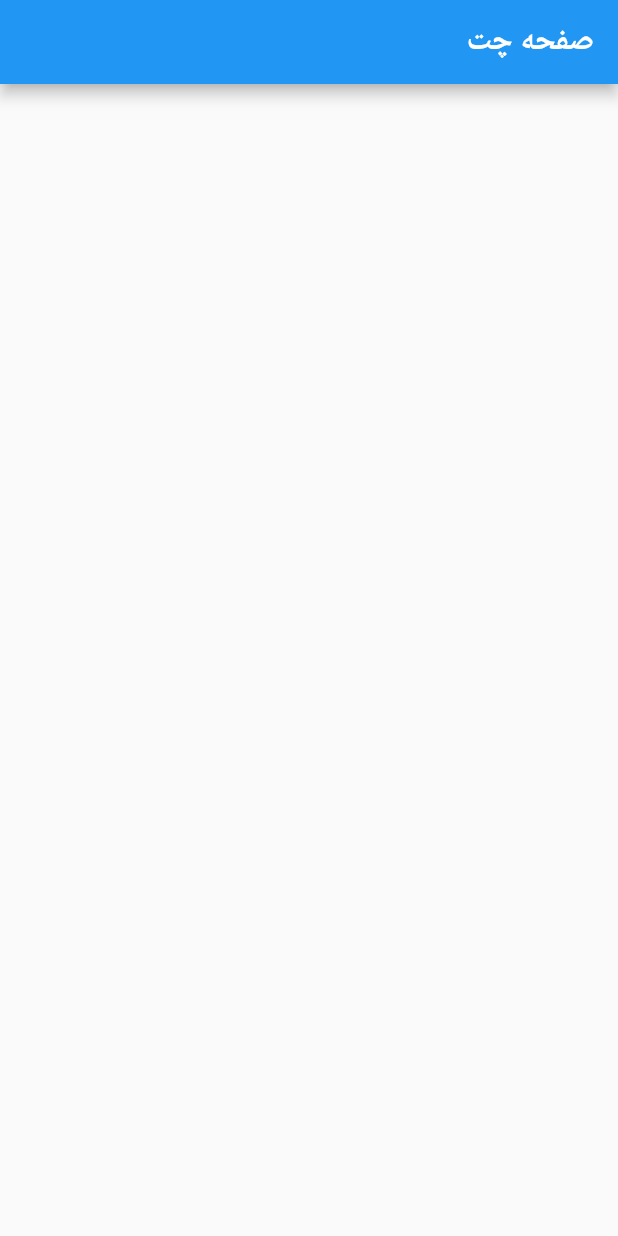
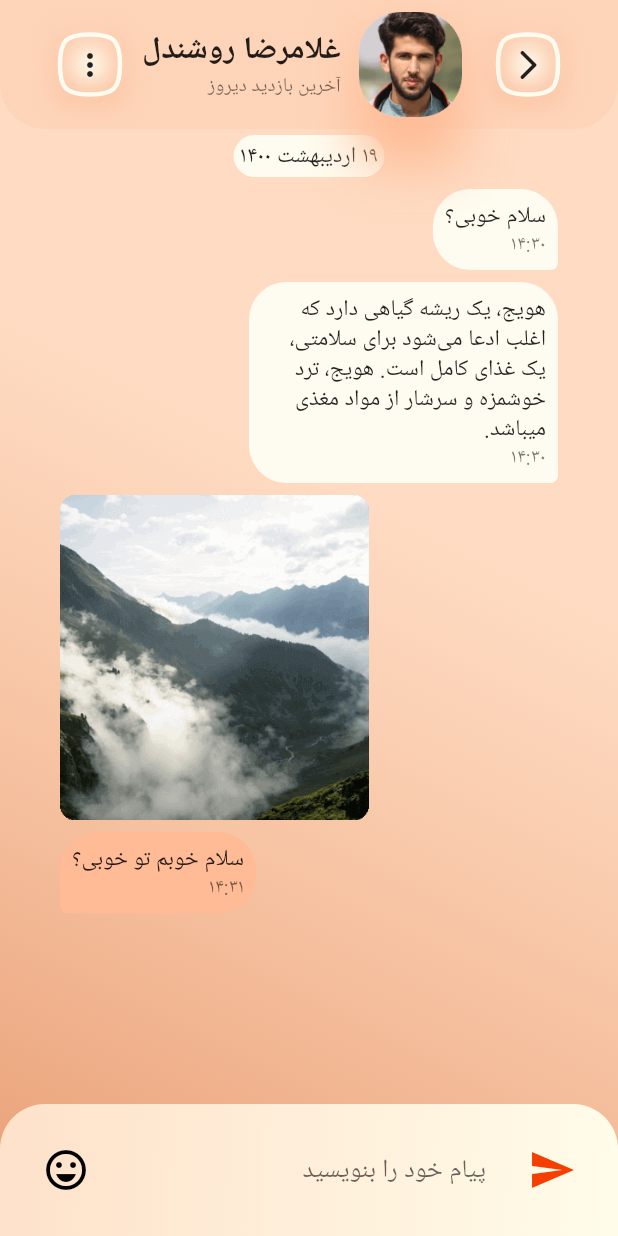
Before and after one commit to MahdiArabpour/chat_design, a Flutter app: the screen it shows after launch, on a phone screen of 412 x 824 dp. Run offline on Flutter 3.47's test engine with Material 2 defaults, Android fonts, the phone set to English and light mode, and no system bars.

Commit message:
designed chat page without all details

```diff
--- a/assets/lang/fa.json
+++ b/assets/lang/fa.json
@@ -1,3 +1,6 @@
 {
-  "chat_page": "صفحه چت"
+  "chat_page": "صفحه چت",
+  "person_name": "غلامرضا روشندل",
+  "enter_message": "پیام خود را بنویسید",
+  "last_seen": "آخرین بازدید دیروز"
 }
--- /dev/null
+++ b/lib/features/chat/domain/entities/message.dart
@@ -0,0 +1,15 @@
+class Message {
+  final String? text;
+  final String? date;
+  final String? imagePath;
+  final bool? isMyMessage;
+  final String? time;
+
+  const Message({
+    this.text,
+    this.imagePath,
+    this.isMyMessage,
+    this.time,
+    this.date,
+  });
+}
--- /dev/null
+++ b/lib/features/chat/presentation/global/themes/app_themes.dart
@@ -0,0 +1,53 @@
+import 'package:flutter/material.dart';
+
+abstract class AppThemes {
+  static const primaryColor = Color(0xfff63e01);
+  static const primaryVariant = Color(0xffac2f06);
+  static const accentColor = Color(0xfffebb95);
+  static const secondaryVariant = Color(0xffe79d73);
+  static const errorColor = Color(0xfffa675c);
+  static const backgroundColor = Color(0xfffefcf0);
+  static const scaffoldBackgroundColor = backgroundColor;
+
+  static ThemeData _baseTheme({
+    Brightness brightness = Brightness.light,
+    bool persianFont = true,
+  }) =>
+      ThemeData(
+        brightness: brightness,
+        colorScheme: ColorScheme(
+          primary: primaryColor,
+          primaryVariant: primaryVariant,
+          secondary: accentColor,
+          secondaryVariant: secondaryVariant,
+          surface: scaffoldBackgroundColor,
+          background: backgroundColor,
+          error: errorColor,
+          onPrimary: Colors.white,
+          onSecondary: Colors.black,
+          onSurface: primaryColor,
+          onBackground: primaryColor,
+          onError: Colors.white,
+          brightness: brightness,
+        ),
+        shadowColor: accentColor,
+        errorColor: errorColor,
+        backgroundColor: backgroundColor,
+        disabledColor: backgroundColor,
+        scaffoldBackgroundColor: scaffoldBackgroundColor,
+        splashColor: Colors.black12,
+        canvasColor: scaffoldBackgroundColor,
+      );
+
+  /// light theme
+  static ThemeData light = _baseTheme();
+
+  static ThemeData englishTheme = _baseTheme(
+    persianFont: false,
+  );
+
+  /// dark theme
+  static ThemeData dark = _baseTheme(
+    brightness: Brightness.dark,
+  );
+}
--- /dev/null
+++ b/lib/features/chat/presentation/global/widgets/blur_filter.dart
@@ -0,0 +1,38 @@
+import 'dart:ui';
+
+import 'package:flutter/material.dart';
+
+class BlurFilter extends StatelessWidget {
+  final Color? color;
+  final double? opacity;
+  final BorderRadius? borderRadius;
+  final EdgeInsetsGeometry? padding;
+  final Widget child;
+  final bool blur;
+
+  const BlurFilter({
+    Key? key,
+    this.color,
+    this.opacity,
+    this.borderRadius,
+    this.padding,
+    required this.child, this.blur = true,
+  }) : super(key: key);
+
+  @override
+  Widget build(BuildContext context) {
+    final themeData = Theme.of(context);
+    return blur ? BackdropFilter(
+      filter: ImageFilter.blur(sigmaX: 0, sigmaY: 0),
+      child: Container(
+        decoration: BoxDecoration(
+          color: (color ?? themeData.colorScheme.secondary)
+              .withOpacity(opacity ?? 0.2),
+          borderRadius: borderRadius,
+        ),
+        padding: padding,
+        child: child,
+      ),
+    ) : child;
+  }
+}
--- /dev/null
+++ b/lib/features/chat/presentation/global/widgets/dismissible_focus.dart
@@ -0,0 +1,28 @@
+import 'package:flutter/material.dart';
+
+class DismissibleFocus extends StatelessWidget {
+  final Widget? child;
+
+  /// Focused widget in this widget will be unfocused on touch outside of unfocusable widgets
+  const DismissibleFocus({
+    Key? key,
+    this.child,
+  }) : super(key: key);
+
+  @override
+  Widget build(BuildContext context) {
+    return GestureDetector(
+      behavior: HitTestBehavior.opaque,
+      onTap: () => dismissFocus(context),
+      child: child,
+    );
+  }
+}
+
+void dismissFocus(BuildContext context) {
+  FocusScopeNode currentFocus = FocusScope.of(context);
+  if (!currentFocus.hasPrimaryFocus) {
+    currentFocus
+        .unfocus(); // Dismiss keyboard on touch outside of focusable widgets.
+  }
+}
--- /dev/null
+++ b/lib/features/chat/presentation/global/widgets/my_app_bar.dart
@@ -0,0 +1,109 @@
+import 'dart:ui';
+
+import 'package:chat_design/features/chat/presentation/global/widgets/blur_filter.dart';
+import 'package:chat_design/features/chat/presentation/global/widgets/my_button.dart';
+import 'package:flutter/material.dart';
+
+class MyAppBar extends StatelessWidget implements PreferredSizeWidget {
+  final List<Widget>? actions;
+  final Widget? profileImg;
+  final String? title;
+  final String? subtitle;
+  final bool? backButton;
+  final bool blur;
+  const MyAppBar({
+    Key? key,
+    this.actions,
+    this.profileImg,
+    this.title,
+    this.subtitle,
+    this.backButton,
+    this.blur = true,
+  }) : super(key: key);
+
+  @override
+  Widget build(BuildContext context) {
+    final hasBackButton = backButton ?? Navigator.of(context).canPop();
+    final themeData = Theme.of(context);
+    const radius = Radius.circular(30.0);
+    return BlurFilter(
+      blur: blur,
+      borderRadius: const BorderRadius.only(
+        bottomLeft: radius,
+        bottomRight: radius,
+      ),
+      padding: EdgeInsets.only(
+        left: 40.0,
+        right: 40.0,
+        top: MediaQuery.of(context).padding.top,
+      ),
+      child: Row(
+        children: [
+          Expanded(
+            child: Row(
+              children: [
+                if (hasBackButton) ...[
+                  MyButton(
+                    child: const Icon(Icons.arrow_back_ios_rounded),
+                    onTap: () {
+                      debugPrint("backButtonPressed");
+                    },
+                  ),
+                  const SizedBox(
+                    width: 24.0,
+                  ),
+                ],
+                if (profileImg != null)
+                  DecoratedBox(
+                    decoration:  BoxDecoration(
+                      boxShadow: [
+                        BoxShadow(
+                          color: themeData.colorScheme.secondary,
+                          offset: const Offset(0.0, 24.0),
+                          blurRadius: 30.0,
+                        ),
+                      ]
+                    ),
+                    child: ClipRRect(
+                      child: Padding(
+                        padding: const EdgeInsets.symmetric(vertical: 8.0),
+                        child: profileImg ?? const SizedBox(),
+                      ),
+                      borderRadius:
+                          const BorderRadius.all(Radius.circular(20.0)),
+                    ),
+                  ),
+                const SizedBox(
+                  width: 12.0,
+                ),
+                Expanded(
+                  child: Column(
+                    mainAxisSize: MainAxisSize.min,
+                    crossAxisAlignment: CrossAxisAlignment.start,
+                    children: [
+                      Text(
+                        title ?? "",
+                        style: themeData.textTheme.headline6,
+                      ),
+                      Text(
+                        subtitle ?? "",
+                        style: themeData.textTheme.caption,
+                      ),
+                    ],
+                  ),
+                ),
+              ],
+            ),
+          ),
+          Row(
+            mainAxisSize: MainAxisSize.min,
+            children: actions ?? const [],
+          ),
+        ],
+      ),
+    );
+  }
+
+  @override
+  Size get preferredSize => const Size.fromHeight(86.0);
+}
--- /dev/null
+++ b/lib/features/chat/presentation/global/widgets/my_button.dart
@@ -0,0 +1,107 @@
+import 'package:flutter/material.dart';
+
+class MyButton extends StatelessWidget {
+  final Widget child;
+  final VoidCallback onTap;
+
+  const MyButton({Key? key, required this.child, required this.onTap})
+      : super(key: key);
+
+  @override
+  Widget build(BuildContext context) {
+    final themeData = Theme.of(context);
+    return GestureDetector(
+      onTap: onTap,
+      child: DecoratedBox(
+        decoration: const BoxDecoration(
+          boxShadow: [
+            BoxShadow(
+              color: Color(0xfffab38b),
+              offset: Offset(0.0, 3.0),
+              blurRadius: 14.0,
+            ),
+          ],
+        ),
+        child: Material(
+          color: Colors.transparent,
+          shape: SquircleBorder(
+            side:
+                BorderSide(color: themeData.colorScheme.background, width: 3.0),
+          ),
+          child: Padding(
+            padding: const EdgeInsets.all(8.0),
+            child: DecoratedBox(
+              decoration: BoxDecoration(
+                boxShadow: [
+                  BoxShadow(
+                    color: themeData.colorScheme.background,
+                    offset: const Offset(0.0, 0.0),
+                    blurRadius: 14.0,
+                    spreadRadius: 2.0,
+                  ),
+                ],
+              ),
+              child: child,
+            ),
+          ),
+        ),
+      ),
+    );
+  }
+}
+
+class SquircleBorder extends ShapeBorder {
+  final BorderSide side;
+  final double superRadius;
+
+  const SquircleBorder({
+    this.side = BorderSide.none,
+    this.superRadius = 5.0,
+  });
+
+  @override
+  EdgeInsetsGeometry get dimensions => EdgeInsets.all(side.width);
+
+  @override
+  ShapeBorder scale(double t) {
+    return SquircleBorder(
+      side: side.scale(t),
+      superRadius: superRadius * t,
+    );
+  }
+
+  @override
+  Path getInnerPath(Rect rect, {TextDirection? textDirection}) {
+    return _squirclePath(rect.deflate(side.width), superRadius);
+  }
+
+  @override
+  Path getOuterPath(Rect rect, {TextDirection? textDirection}) {
+    return _squirclePath(rect, superRadius);
+  }
+
+  static Path _squirclePath(Rect rect, double superRadius) {
+    final c = rect.center;
+    final dx = c.dx * (1.0 / superRadius);
+    final dy = c.dy * (1.0 / superRadius);
+    return Path()
+      ..moveTo(c.dx, 0.0)
+      ..relativeCubicTo(c.dx - dx, 0.0, c.dx, dy, c.dx, c.dy)
+      ..relativeCubicTo(0.0, c.dy - dy, -dx, c.dy, -c.dx, c.dy)
+      ..relativeCubicTo(-(c.dx - dx), 0.0, -c.dx, -dy, -c.dx, -c.dy)
+      ..relativeCubicTo(0.0, -(c.dy - dy), dx, -c.dy, c.dx, -c.dy)
+      ..close();
+  }
+
+  @override
+  void paint(Canvas canvas, Rect rect, {TextDirection? textDirection}) {
+    switch (side.style) {
+      case BorderStyle.none:
+        break;
+      case BorderStyle.solid:
+        var path = getOuterPath(rect.deflate(side.width / 2.0),
+            textDirection: textDirection);
+        canvas.drawPath(path, side.toPaint());
+    }
+  }
+}
--- a/lib/features/chat/presentation/pages/chat_page/chat_page.dart
+++ b/lib/features/chat/presentation/pages/chat_page/chat_page.dart
@@ -1,17 +1,97 @@
+import 'package:chat_design/features/chat/domain/entities/message.dart';
 import 'package:chat_design/features/chat/presentation/global/localization/app_localizations.dart';
+import 'package:chat_design/features/chat/presentation/global/widgets/dismissible_focus.dart';
+import 'package:chat_design/features/chat/presentation/global/widgets/my_app_bar.dart';
+import 'package:chat_design/features/chat/presentation/global/widgets/my_button.dart';
+import 'package:chat_design/features/chat/presentation/pages/chat_page/widgets/message_box.dart';
+import 'package:chat_design/features/chat/presentation/pages/chat_page/widgets/send_box.dart';
 import 'package:flutter/material.dart';
 
 class ChatPage extends StatelessWidget {
-
   static const routeName = "/chat-page";
 
   const ChatPage({Key? key}) : super(key: key);
 
   @override
   Widget build(BuildContext context) {
-    return Scaffold(
-      appBar: AppBar(
-        title: Text(AppLocalizations.of(context).translate("chat_page")),
+    final localizations = AppLocalizations.of(context);
+    final mediaQueryData = MediaQuery.of(context);
+    final themeData = Theme.of(context);
+
+    const messages = [
+      Message(
+        date: "۱۹ اردیبهشت ۱۴۰۰",
+      ),
+      Message(
+        isMyMessage: true,
+        text: "سلام خوبی؟",
+        time: "۱۴:۳۰",
+      ),
+      Message(
+        isMyMessage: true,
+        text:
+            "هویج، یک ریشه گیاهی دارد که اغلب ادعا می‌شود برای سلامتی، یک غذای کامل است. هویج، ترد خوشمزه و سرشار از مواد مغذی میباشد.",
+        time: "۱۴:۳۰",
+      ),
+      Message(
+        imagePath: "assets/images/img1.png",
+        isMyMessage: false,
+        time: "۱۴:۳۱",
+      ),
+      Message(
+        isMyMessage: false,
+        text: "سلام خوبم تو خوبی؟",
+        time: "۱۴:۳۱",
+      ),
+    ];
+
+    return DismissibleFocus(
+      child: Scaffold(
+        extendBodyBehindAppBar: true,
+        extendBody: true,
+        appBar: MyAppBar(
+          backButton: true,
+          profileImg: Image.asset("assets/images/person_img.png"),
+          title: localizations.translate("person_name"),
+          subtitle: localizations.translate("last_seen"),
+          actions: [
+            MyButton(
+              onTap: () {
+                debugPrint("more button clicked");
+              },
+              child: const Icon(Icons.more_vert),
+            ),
+          ],
+        ),
+        body: Container(
+          height: mediaQueryData.size.height,
+          width: mediaQueryData.size.width,
+          decoration: BoxDecoration(
+            gradient: LinearGradient(
+              colors: [
+                themeData.colorScheme.secondary.withOpacity(0.5),
+                themeData.colorScheme.secondaryVariant,
+              ],
+              end: Alignment.bottomLeft,
+              stops: const [0.4, 1.0],
+              begin: Alignment.topRight,
+            ),
+          ),
+          child: Column(
+            children: [
+              Expanded(
+                child: ListView.builder(
+                  itemBuilder: (context, index) => MessageBox(
+                    message: messages[index],
+                  ),
+                  itemCount: messages.length,
+                  shrinkWrap: true,
+                ),
+              ),
+              const SendBox(),
+            ],
+          ),
+        ),
       ),
     );
   }
--- /dev/null
+++ b/lib/features/chat/presentation/pages/chat_page/widgets/message_box.dart
@@ -0,0 +1,163 @@
+import 'package:chat_design/features/chat/domain/entities/message.dart';
+import 'package:flutter/material.dart';
+
+class MessageBox extends StatelessWidget {
+  final Message message;
+
+  const MessageBox({Key? key, required this.message}) : super(key: key);
+
+  @override
+  Widget build(BuildContext context) {
+    final themeData = Theme.of(context);
+    const biggerRadius = Radius.circular(25.0);
+    const smallerRadius = Radius.circular(5.0);
+    final mediaQueryData = MediaQuery.of(context);
+    return Align(
+      alignment: message.date != null
+          ? Alignment.center
+          : (message.isMyMessage ?? true
+              ? AlignmentDirectional.centerStart
+              : AlignmentDirectional.centerEnd),
+      child: Padding(
+        padding: const EdgeInsets.symmetric(
+          horizontal: 40.0,
+          vertical: 4.0,
+        ),
+        child: Material(
+          color: (message.isMyMessage ?? true)
+              ? themeData.colorScheme.background
+              : themeData.colorScheme.secondary,
+          borderRadius: BorderRadiusDirectional.only(
+            topEnd: biggerRadius,
+            topStart: biggerRadius,
+            bottomEnd: message.date != null
+                ? biggerRadius
+                : ((message.isMyMessage ?? true)
+                    ? biggerRadius
+                    : smallerRadius),
+            bottomStart: message.date != null
+                ? biggerRadius
+                : ((message.isMyMessage ?? true)
+                    ? smallerRadius
+                    : biggerRadius),
+          ),
+          child: ConstrainedBox(
+            constraints:
+                BoxConstraints(maxWidth: mediaQueryData.size.width / 2),
+            child: Builder(
+              builder: (context) {
+                if (message.date != null) {
+                  return Padding(
+                    padding: const EdgeInsets.all(4.0),
+                    child: Text(message.date ?? ""),
+                  );
+                } else if (message.imagePath != null) {
+                  return Column(
+                    children: [
+                      Image.asset(message.imagePath ?? ""),
+                      if (message.text != null) Text(message.text ?? ""),
+                    ],
+                  );
+                } else {
+                  return Padding(
+                    padding: const EdgeInsets.all(8.0),
+                    child: RichText(
+                      text: TextSpan(
+                        style: themeData.textTheme.bodyText2,
+                        children: [
+                          TextSpan(
+                            text: message.text ?? "",
+                          ),
+                          TextSpan(
+                            text: "\n" + (message.time ?? ""),
+                            style: themeData.textTheme.caption,
+                          ),
+                        ],
+                      ),
+                    ),
+                  );
+                }
+              },
+            ),
+          ),
+          // Column(
+          //   mainAxisSize: MainAxisSize.min,
+          //   crossAxisAlignment: CrossAxisAlignment.start,
+          //   children: [
+          //     if (message.imagePath != null)
+          //       Image.asset(message.imagePath ?? ""),
+          //     if (message.text != null) Text(message.text ?? ""),
+          //     Align(
+          //       alignment: message.isMyMessage ?? true
+          //           ? AlignmentDirectional.centerStart
+          //           : AlignmentDirectional.centerEnd,
+          //       child: Padding(
+          //         padding: const EdgeInsets.all(2.0),
+          //         child: Text(
+          //           message.time ?? "",
+          //           style: themeData.textTheme.caption,
+          //         ),
+          //       ),
+          //     )
+          //   ],
+          // ),
+        ),
+      ),
+    );
+    //   Row(
+    //   mainAxisAlignment: message.date != null
+    //       ? MainAxisAlignment.center
+    //       : MainAxisAlignment.start,
+    //   textDirection:
+    //       (message.isMyMessage ?? true) ? TextDirection.rtl : TextDirection.ltr,
+    //   children: [
+    //     if (message.date != null)
+    //       Expanded(
+    //         child: Container(
+    //           margin: const EdgeInsets.symmetric(
+    //             horizontal: 40.0,
+    //             vertical: 4.0,
+    //           ),
+    //           decoration: BoxDecoration(
+    //             borderRadius: const BorderRadiusDirectional.all(biggerRadius),
+    //             color: themeData.colorScheme.background,
+    //           ),
+    //         ),
+    //       )
+    //     else
+    //       Expanded(
+    //         child: Container(
+    //           margin: const EdgeInsets.symmetric(
+    //             horizontal: 40.0,
+    //             vertical: 4.0,
+    //           ),
+    //           decoration: BoxDecoration(
+    //             color: (message.isMyMessage ?? true)
+    //                 ? themeData.colorScheme.background
+    //                 : themeData.colorScheme.secondary,
+    //             borderRadius: BorderRadiusDirectional.only(
+    //               topEnd: biggerRadius,
+    //               topStart: biggerRadius,
+    //               bottomEnd: (message.isMyMessage ?? true)
+    //                   ? biggerRadius
+    //                   : smallerRadius,
+    //               bottomStart: (message.isMyMessage ?? true)
+    //                   ? smallerRadius
+    //                   : biggerRadius,
+    //             ),
+    //           ),
+    //           child: Column(
+    //             mainAxisSize: MainAxisSize.min,
+    //             crossAxisAlignment: CrossAxisAlignment.start,
+    //             children: [
+    //               if (message.imagePath != null)
+    //                 Image.asset(message.imagePath ?? ""),
+    //               if (message.text != null) Text(message.text ?? ""),
+    //             ],
+    //           ),
+    //         ),
+    //       ),
+    //   ],
+    // );
+  }
+}
--- /dev/null
+++ b/lib/features/chat/presentation/pages/chat_page/widgets/send_box.dart
@@ -0,0 +1,87 @@
+import 'package:chat_design/features/chat/presentation/global/localization/app_localizations.dart';
+import 'package:flutter/material.dart';
+
+class SendBox extends StatelessWidget {
+  const SendBox({Key? key}) : super(key: key);
+
+  @override
+  Widget build(BuildContext context) {
+    const radius = Radius.circular(30.0);
+    final themeData = Theme.of(context);
+    final localizations = AppLocalizations.of(context);
+    return  Container(
+      decoration: const  BoxDecoration(
+        borderRadius:  BorderRadius.only(
+          topLeft: radius,
+          topRight: radius,
+        ),
+        gradient: LinearGradient(
+          colors:  [
+            Color(0xfffffce9),
+            Color(0xfffed4ba),
+          ],
+          end: Alignment( -2, -2),
+          // stops:  [0.5, 1.0],
+          begin: Alignment.topRight,
+        ),
+      ),
+      child: Row(
+          children:  [
+            Directionality(
+              textDirection: TextDirection.ltr,
+              child: Material(
+                color: Colors.transparent,
+                clipBehavior: Clip.antiAlias,
+                shape: const CircleBorder(),
+                child: Padding(
+                  padding: const EdgeInsets.all(20.0),
+                  child: IconButton(
+                    highlightColor: Colors.transparent,
+                    onPressed: (){},
+                    icon: Icon(
+                      Icons.send,
+                      color: themeData.colorScheme.primary,
+                      size: 32.0,
+                    ),
+                  ),
+                ),
+              ),
+            ),
+            Expanded(
+              child: TextField(
+                decoration: InputDecoration(
+                  hintText: localizations.translate("enter_message"),
+                  border: InputBorder.none,
+                  focusedBorder: InputBorder.none,
+                  enabledBorder: InputBorder.none,
+                  errorBorder: InputBorder.none,
+                  disabledBorder: InputBorder.none,
+
+                ),
+                keyboardType: TextInputType.multiline,
+                minLines: 1,//Normal textInputField will be displayed
+                maxLines: 5,
+              ),
+            ),
+            Material(
+              color: Colors.transparent,
+              clipBehavior: Clip.antiAlias,
+              shape: const CircleBorder(),
+              child: Padding(
+                padding: const EdgeInsets.all(20.0),
+                child: IconButton(
+                  onPressed: (){},
+                  highlightColor: Colors.transparent,
+                  icon: Icon(
+                    Icons.emoji_emotions_outlined,
+                    color: themeData.colorScheme.onSecondary,
+                    size: 32.0,
+                  ),
+                ),
+              ),
+            ),
+          ],
+        ),
+    );
+  }
+}
--- a/lib/main.dart
+++ b/lib/main.dart
@@ -1,3 +1,5 @@
+import 'features/chat/presentation/global/themes/app_themes.dart';
+
 import 'features/chat/presentation/pages/chat_page/chat_page.dart';
 import 'package:flutter/material.dart';
 
@@ -14,9 +16,7 @@ class ChatApp extends StatelessWidget {
   Widget build(BuildContext context) {
     return MaterialApp(
       title: 'Myelin',
-      theme: ThemeData(
-        primarySwatch: Colors.blue,
-      ),
+      theme: AppThemes.light,
       supportedLocales: AppSupportedLocales.all,
       localizationsDelegates: AppLocalizations.delegates,
       localeResolutionCallback: AppLocalizations.localeResolutionCallback,
```
Also changed, not shown: assets/images/img1.png (added), assets/images/person_img.png (added).
